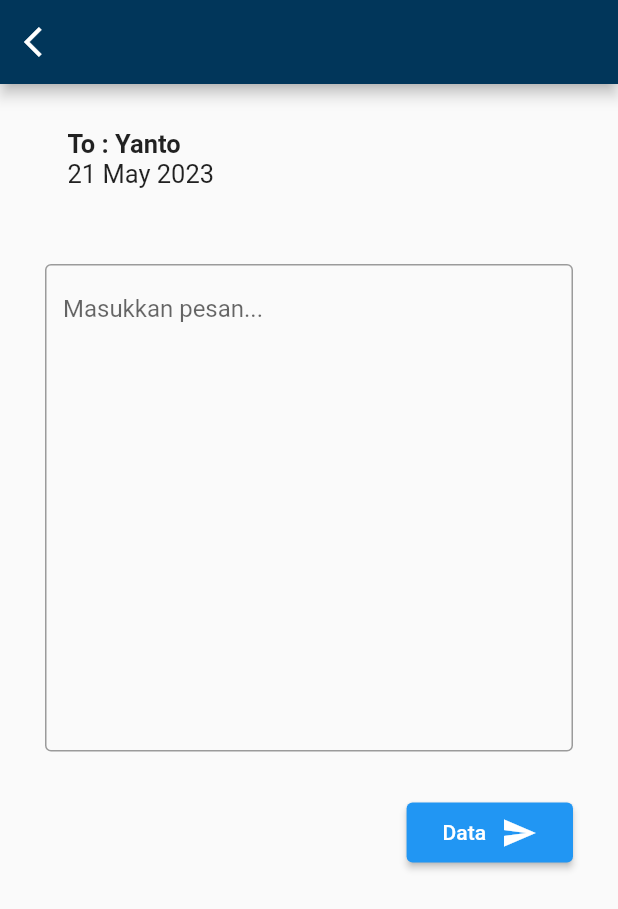
After one commit to Saliim11/Anti-Anxiety_Mobile.ver, a Flutter app: the BeriCatatan screen opened directly, on a phone screen of 412 x 824 dp. The commit adds this screen. Shown: the top 909 px of the screen. Run offline on Flutter 3.47's test engine with Material 2 defaults, Android fonts, the phone set to English and light mode, and no system bars; our stand-ins replace cloud_firestore, firebase_auth, firebase_core; accounts and stored records are empty; network calls fail.

Commit message:
menambahkan halaman catatan konsultasi pov dokter dan halaman menambahkan catatan konsultasi untuk pasien

```diff
--- /dev/null
+++ b/lib/dokter/BeriCatatanKonsultasi.dart
@@ -0,0 +1,135 @@
+import 'package:flutter/material.dart';
+import 'package:flutter/src/widgets/framework.dart';
+import 'package:flutter/src/widgets/placeholder.dart';
+import 'package:intl/intl.dart';
+
+class BeriCatatan extends StatefulWidget {
+  const BeriCatatan({super.key});
+
+  @override
+  State<BeriCatatan> createState() => _BeriCatatanState();
+}
+
+class _BeriCatatanState extends State<BeriCatatan> {
+  late Map<String, dynamic> detailList = {
+    "nama": "Dr Marisa",
+    "posisi": "PSIKOLOG",
+    "tanggal": "07/04/2023",
+    "isi":
+        "Lorem ipsum dolor sit amet, consectetur adipiscing elit. Nullam elementum fringilla pulvinar. Duis massa arcu, pulvinar a convallis at, tincidunt ut risus. Donec interdum turpis a quam aliquam fringilla. Mauris fringilla ipsum sed justo convallis suscipit. Fusce eget semper massa. Vestibulum ac ipsum lobortis, finibus ipsum et, dignissim leo. Pellentesque id turpis non justo placerat varius ac nec ante. Donec scelerisque odio id mauris malesuada mattis. Curabitur dignissim sit amet lorem sed efficitur. Praesent pellentesque hendrerit nulla, eget vestibulum mauris lacinia in. Vivamus mauris leo, pulvinar et tristique id, suscipit at odio. Aenean scelerisque lacinia cursus. Maecenas a magna mauris. Etiam at cursus mi.Lorem ipsum dolor sit amet, consectetur adipiscing elit. Nullam elementum fringilla pulvinar. Duis massa arcu, pulvinar a convallis at, tincidunt ut risus. Donec interdum turpis a quam aliquam fringilla. Mauris fringilla ipsum sed justo convallis suscipit. Fusce eget semper massa. Vestibulum ac ipsum lobortis, finibus ipsum et, dignissim leo.",
+  };
+
+  String isiPesanKonsultasi = "";
+
+  @override
+  Widget build(BuildContext context) {
+    return Scaffold(
+      appBar: AppBar(
+        backgroundColor: Color.fromARGB(255, 1, 54, 90),
+        leading: GestureDetector(
+          child: Icon(
+            Icons.arrow_back_ios,
+            color: Colors.white,
+          ),
+          onTap: () {
+            Navigator.pop(context);
+          },
+        ),
+      ),
+      body: SafeArea(
+          child: SingleChildScrollView(
+        child: Column(
+          children: [
+            // info nama pasien dan tanggal
+            Container(
+              padding: const EdgeInsets.only(left: 45, top: 30),
+              child: Column(children: [
+                Row(
+                  children: [
+                    Text(
+                      "To : Yanto",
+                      style: const TextStyle(
+                          fontSize: 17, fontWeight: FontWeight.bold),
+                    ),
+                  ],
+                ),
+                Row(
+                  children: [
+                    Text(
+                      "${DateFormat('dd MMMM yyyy').format(DateTime.now())}",
+                      style: const TextStyle(fontSize: 17),
+                    ),
+                  ],
+                ),
+              ]),
+            ),
+
+            const SizedBox(
+              height: 20,
+            ),
+
+            //------------------------Text Field-----------------------
+            Container(
+              padding: EdgeInsets.all(30),
+              child: TextFormField(
+                maxLines: 15,
+                decoration: const InputDecoration(
+                    hintText: 'Masukkan pesan...',
+                    border:
+                        OutlineInputBorder(borderSide: BorderSide(width: 10))),
+                onChanged: (value) => isiPesanKonsultasi = value,
+              ),
+            ),
+
+            //-------------------------button submit-------------------------
+            Row(
+              crossAxisAlignment: CrossAxisAlignment.center,
+              mainAxisAlignment: MainAxisAlignment.end,
+              children: [
+                Container(
+                  margin: EdgeInsets.only(right: 30),
+                  child: ElevatedButton(
+                      onPressed: () {},
+                      style: ButtonStyle(),
+                      child: Padding(
+                        padding: const EdgeInsets.all(8.0),
+                        child: Wrap(
+                          alignment: WrapAlignment.center,
+                          crossAxisAlignment: WrapCrossAlignment.center,
+                          spacing: 10,
+                          children: [
+                            Text("Data"),
+                            Icon(
+                              Icons.send,
+                            )
+                          ],
+                        ),
+                      )),
+                )
+              ],
+            )
+            // ElevatedButton(
+            //     onPressed: () {},
+            //     child: Container(
+            //       height: 50,
+            //       width: 80,
+            //       color: Colors.black,
+            //       child: Row(
+            //         children: [
+            //           Text("Submit"),
+            //           SizedBox(
+            //             width: 10,
+            //           ),
+            //           Icon(Icons.send)
+            //         ],
+            //       ),
+            //       // decoration: BoxDecoration(
+            //       //   color: Colors.black,
+            //       // ),
+            //     )),
+          ],
+        ),
+      )),
+    );
+  }
+}
```
Also changed, not shown: lib/dokter/CatatanKonsulPasien.dart (added, +65 -0 lines), lib/dokter/Home_dokter.dart (+12 -4 lines).
